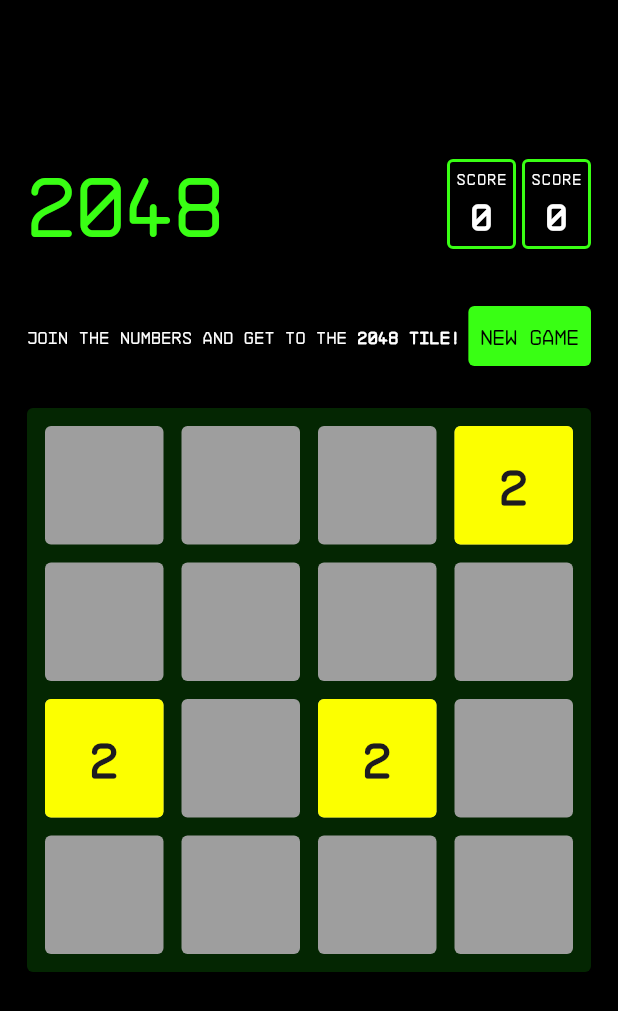
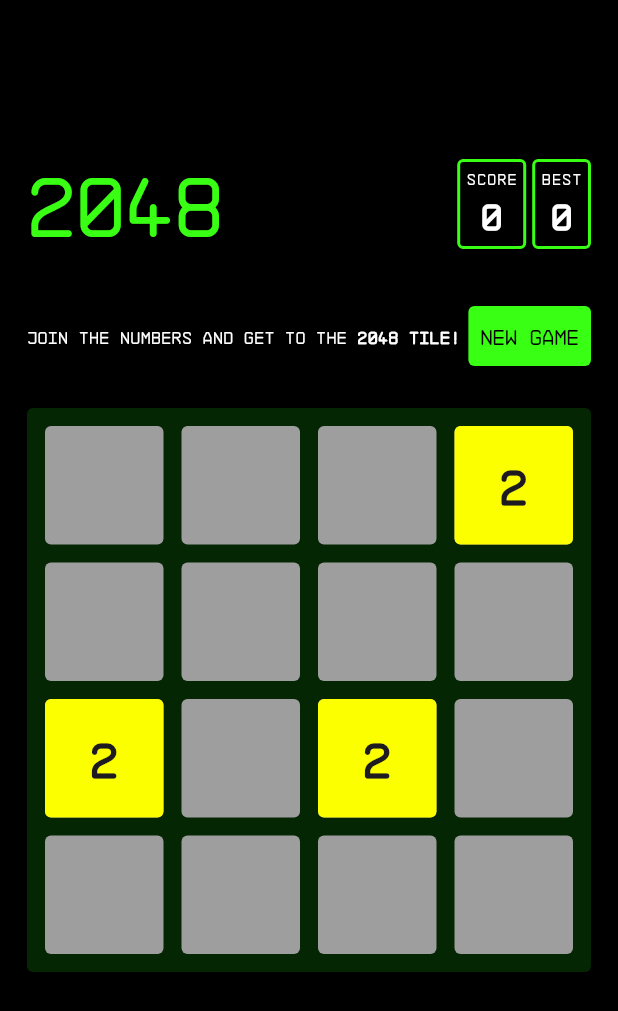
Before and after one commit to i2sac/2048, a Flutter app: the screen it shows after launch, after a tap on "New Game", on a phone screen of 412 x 824 dp. Shown: the top 1011 px of the screen. Run offline on Flutter 3.47's test engine with Material 3 defaults, Android fonts, the phone set to English and light mode, and no system bars; our stand-ins replace shared_preferences; missing offline and left inert: flame_audio, flutter_swipe_detector.

Commit message:
Persistent best score

```diff
--- a/lib/main.dart
+++ b/lib/main.dart
@@ -4,6 +4,7 @@ import 'package:collection/collection.dart';
 import 'package:flame_audio/flame_audio.dart';
 import 'package:flutter/material.dart';
 import 'package:flutter_swipe_detector/flutter_swipe_detector.dart';
+import 'package:shared_preferences/shared_preferences.dart';
 import 'package:twenty_forty_eight/tile.dart';
 import 'package:uuid/uuid.dart';
 
@@ -12,11 +13,7 @@ void main() async {
   WidgetsFlutterBinding.ensureInitialized();
 
   // 2) Chargez vos assets dans le cache audio
-  await FlameAudio.audioCache.loadAll([
-    'laser.mp3',
-    'victory.wav',
-    'laugh.wav',
-  ]);
+  await FlameAudio.audioCache.loadAll(['kick.mp3', 'victory.wav', 'laugh.wav']);
 
   runApp(const MyApp());
 }
@@ -59,7 +56,11 @@ class _MyHomePageState extends State<MyHomePage> {
   @override
   void initState() {
     super.initState();
-    newGame();
+
+    WidgetsBinding.instance.addPostFrameCallback((_) async {
+      await loadBestScore();
+      newGame();
+    });
   }
 
   List<List<int>> freeSlots() {
@@ -78,7 +79,19 @@ class _MyHomePageState extends State<MyHomePage> {
     return combinations;
   }
 
-  void newGame() {
+  Future<void> loadBestScore() async {
+    final prefs = await SharedPreferences.getInstance();
+    setState(() {
+      best = prefs.getInt('best') ?? 0;
+    });
+  }
+
+  void saveBestScore() async {
+    final prefs = await SharedPreferences.getInstance();
+    await prefs.setInt('best', best);
+  }
+
+  void newGame() async {
     setState(() {
       won = false;
       lost = false;
@@ -205,10 +218,11 @@ class _MyHomePageState extends State<MyHomePage> {
       }
     }
 
-    if (merged) await FlameAudio.play('laser.mp3');
+    if (merged) await FlameAudio.play('kick.mp3');
 
     if (tilesData.any((t) => t.val == 2048)) {
       won = true;
+      saveBestScore();
       FlameAudio.play('victory.wav');
     }
   }
@@ -349,6 +363,7 @@ class _MyHomePageState extends State<MyHomePage> {
                               if (!moveOK) {
                                 lost = true;
                                 FlameAudio.play('laugh.wav');
+                                saveBestScore();
                               }
                             });
                           });
@@ -465,7 +480,7 @@ class NumBox extends StatelessWidget {
       child: Column(
         children: [
           Text(
-            'Score',
+            title,
             style: TextStyle(
               color: white,
               letterSpacing: 1,
--- a/pubspec.yaml
+++ b/pubspec.yaml
@@ -22,6 +22,7 @@ dependencies:
   collection: ^1.19.1
   uuid: ^4.5.1
   flame_audio: ^2.11.5
+  shared_preferences: ^2.5.3
 
 dev_dependencies:
   flutter_test:
```
Also changed, not shown: pubspec.lock, 1 other file.
